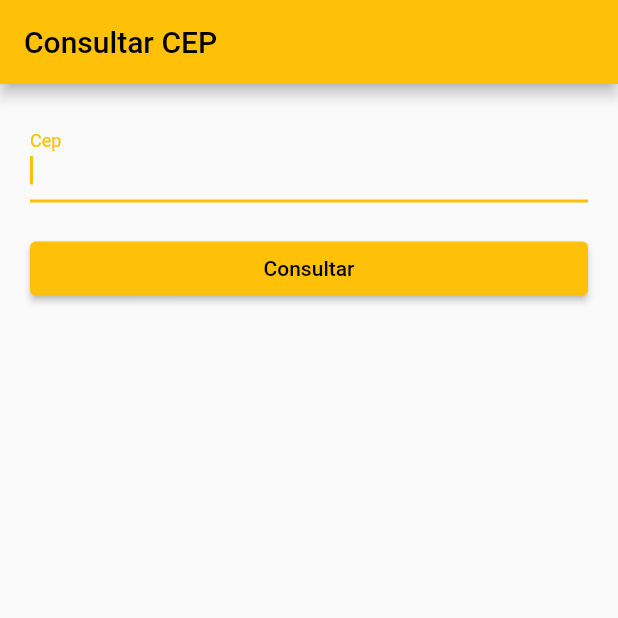
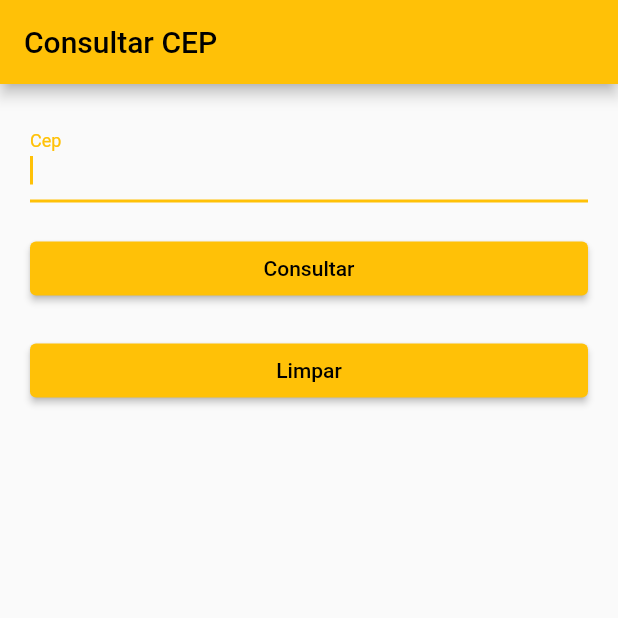
Before and after one commit to pedrinfreitas/flutter-busca-cep, a Flutter app: the screen it shows after launch, on a phone screen of 412 x 824 dp, the top half of it. Run offline on Flutter 3.47's test engine with Material 2 defaults, Android fonts, the phone set to English and light mode, and no system bars.

Commit message:
feat: botão de limpar e estrutura MVC

```diff
--- a/lib/main.dart
+++ b/lib/main.dart
@@ -1,10 +1,10 @@
-import 'package:app_cep_turma/home_page.dart';
+import 'package:app_cep_turma/views/home_page.dart';
 import 'package:flutter/material.dart';
 
 void main() {
   runApp(MaterialApp(
     debugShowCheckedModeBanner: false,
-    home: HomePage(),
+    home: const HomePage(),
     theme: ThemeData(brightness: Brightness.light, primarySwatch: Colors.amber),
     darkTheme: ThemeData(
       brightness: Brightness.dark,
--- a/lib/via_cep_service.dart
+++ b/lib/services/via_cep_service.dart
@@ -1,5 +1,5 @@
 import 'package:http/http.dart' as http;
-import 'package:app_cep_turma/result_cep.dart';
+import 'package:app_cep_turma/models/result_cep.dart';
 
 class ViaCepService {
   static Future<ResultCep> fetchCep({String? cep}) async {
--- a/lib/home_page.dart
+++ b/lib/views/home_page.dart
@@ -1,13 +1,15 @@
-import 'package:app_cep_turma/via_cep_service.dart';
+import 'package:app_cep_turma/services/via_cep_service.dart';
 import 'package:flutter/material.dart';
 
 class HomePage extends StatefulWidget {
+  const HomePage({super.key});
+
   @override
   _HomePageState createState() => _HomePageState();
 }
 
 class _HomePageState extends State<HomePage> {
-  var _searchCepController = TextEditingController();
+  final _searchCepController = TextEditingController();
   bool _loading = false;
   bool _enableField = true;
   String? _result;
@@ -22,15 +24,16 @@ class _HomePageState extends State<HomePage> {
   Widget build(BuildContext context) {
     return Scaffold(
       appBar: AppBar(
-        title: Text('Consultar CEP'),
+        title: const Text('Consultar CEP'),
       ),
       body: SingleChildScrollView(
-        padding: EdgeInsets.all(20.0),
+        padding: const EdgeInsets.all(20.0),
         child: Column(
           crossAxisAlignment: CrossAxisAlignment.stretch,
           children: <Widget>[
             _buildSearchCepTextField(),
             _buildSearchCepButton(),
+            _buildCleanCepButton(),
             _buildResultForm()
           ],
         ),
@@ -43,7 +46,7 @@ class _HomePageState extends State<HomePage> {
       autofocus: true,
       keyboardType: TextInputType.number,
       textInputAction: TextInputAction.done,
-      decoration: InputDecoration(labelText: 'Cep'),
+      decoration: const InputDecoration(labelText: 'Cep'),
       controller: _searchCepController,
       enabled: _enableField,
     );
@@ -54,7 +57,16 @@ class _HomePageState extends State<HomePage> {
         padding: const EdgeInsets.only(top: 20.0),
         child: ElevatedButton(
           onPressed: _searchCep,
-          child: _loading ? _circularLoading() : Text('Consultar'),
+          child: _loading ? _circularLoading() : const Text('Consultar'),
+        ));
+  }
+
+  Widget _buildCleanCepButton() {
+    return Padding(
+        padding: const EdgeInsets.only(top: 20.0),
+        child: ElevatedButton(
+          onPressed: _clearButton,
+          child: _loading ? _circularLoading() : const Text('Limpar'),
         ));
   }
 
@@ -70,7 +82,7 @@ class _HomePageState extends State<HomePage> {
     return Container(
       height: 15.0,
       width: 15.0,
-      child: CircularProgressIndicator(),
+      child: const CircularProgressIndicator(),
     );
   }
 
@@ -89,9 +101,20 @@ class _HomePageState extends State<HomePage> {
     _searching(false);
   }
 
+  Future _clearButton() async {
+    _searching(true);
+
+    setState(() {
+      _searchCepController.text = '';
+      _result = '';
+    });
+
+    _searching(false);
+  }
+
   Widget _buildResultForm() {
     return Container(
-      padding: EdgeInsets.only(top: 20.0),
+      padding: const EdgeInsets.only(top: 20.0),
       child: Text(_result ?? ''),
     );
   }
```
Also changed, not shown: pubspec.yaml (+2 -7 lines), lib/models/result_cep.dart (renamed from lib/result_cep.dart).
